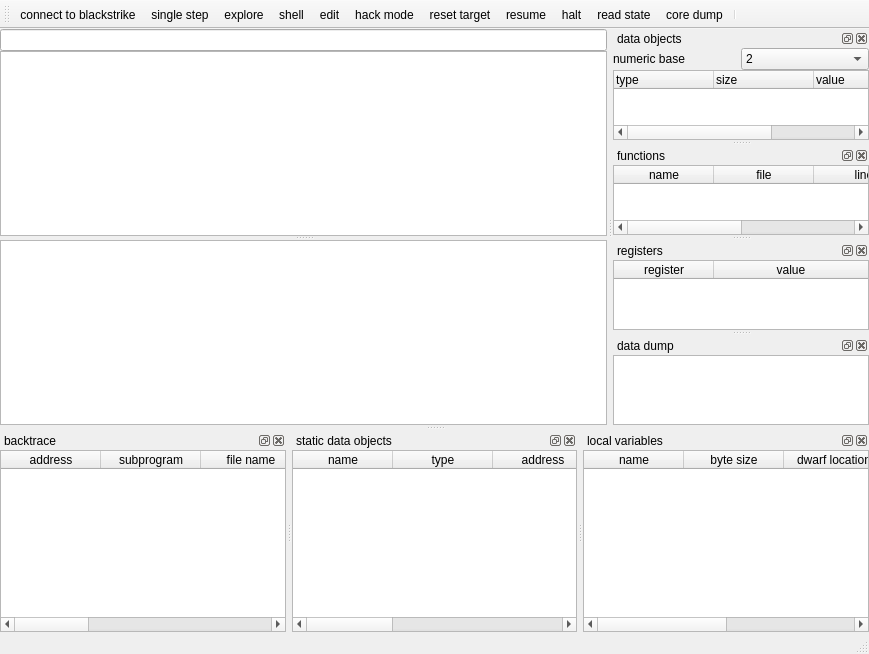
Qt form mainwindow.ui (stoyan-shopov/troll) before a commit.
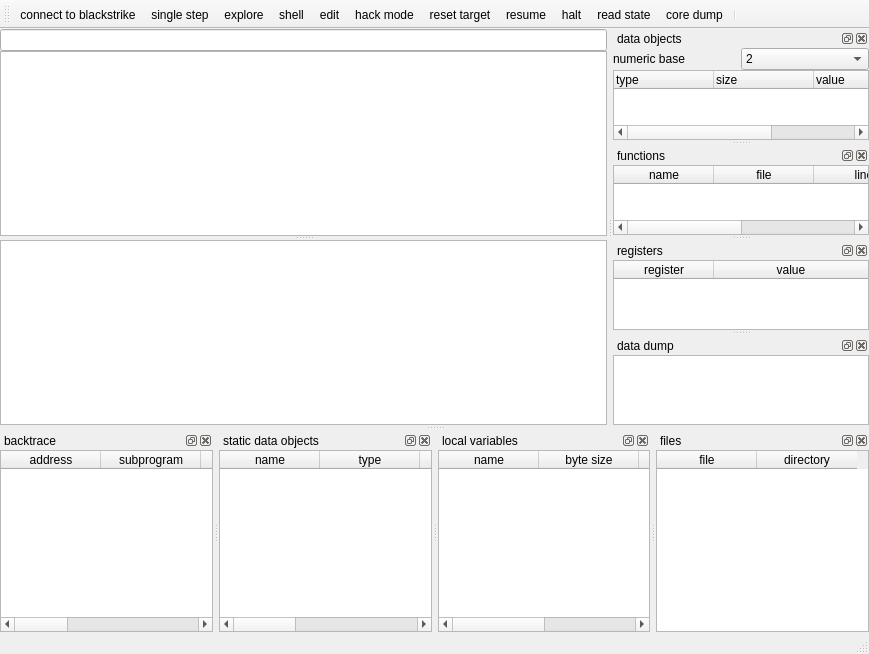
The same form after that commit.

Patch:
```diff
--- a/mainwindow.ui
+++ b/mainwindow.ui
@@ -527,6 +527,47 @@
     </layout>
    </widget>
   </widget>
+  <widget class="QDockWidget" name="dockWidgetFiles">
+   <property name="windowTitle">
+    <string>files</string>
+   </property>
+   <attribute name="dockWidgetArea">
+    <number>8</number>
+   </attribute>
+   <widget class="QWidget" name="dockWidgetContents_8">
+    <layout class="QVBoxLayout" name="verticalLayout_9">
+     <property name="spacing">
+      <number>0</number>
+     </property>
+     <property name="leftMargin">
+      <number>0</number>
+     </property>
+     <property name="topMargin">
+      <number>0</number>
+     </property>
+     <property name="rightMargin">
+      <number>0</number>
+     </property>
+     <property name="bottomMargin">
+      <number>0</number>
+     </property>
+     <item>
+      <widget class="QTableWidget" name="tableWidgetFiles">
+       <column>
+        <property name="text">
+         <string>file</string>
+        </property>
+       </column>
+       <column>
+        <property name="text">
+         <string>directory</string>
+        </property>
+       </column>
+      </widget>
+     </item>
+    </layout>
+   </widget>
+  </widget>
   <action name="actionBlackstrikeConnect">
    <property name="text">
     <string>connect to blackstrike</string>
```
Left out of the diff: 2 changed lines with no effect on the pictures.
